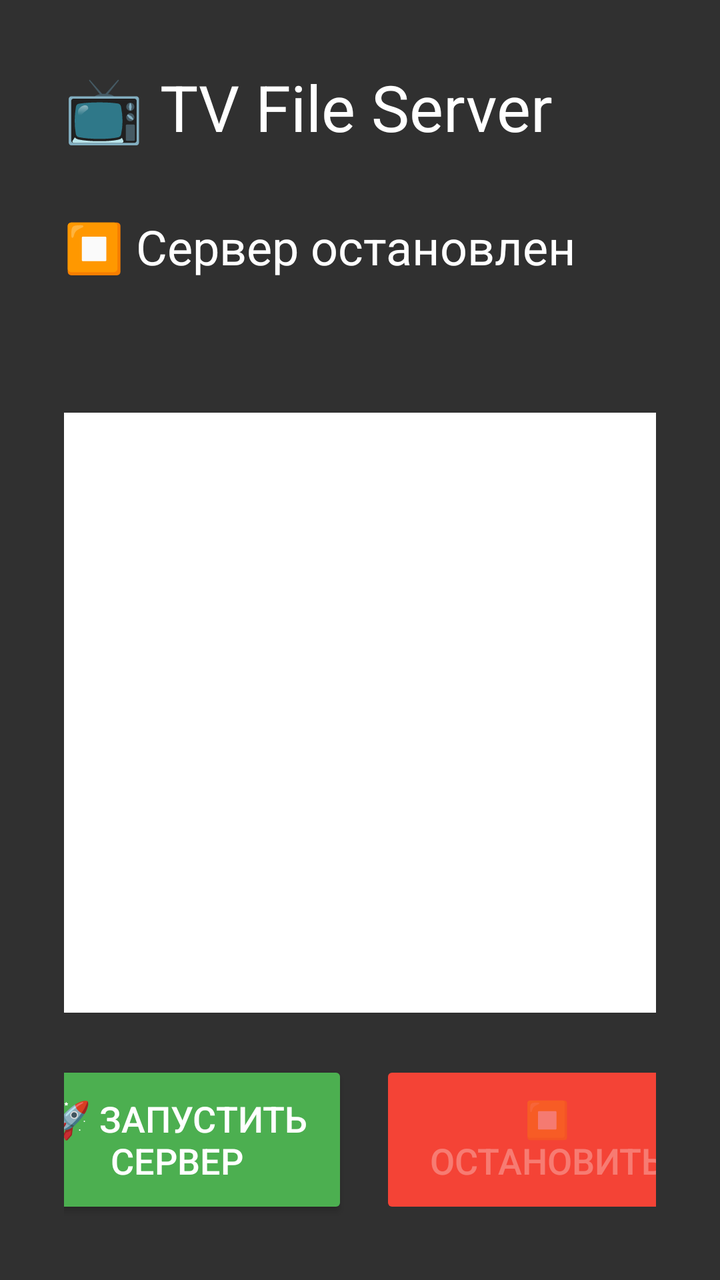
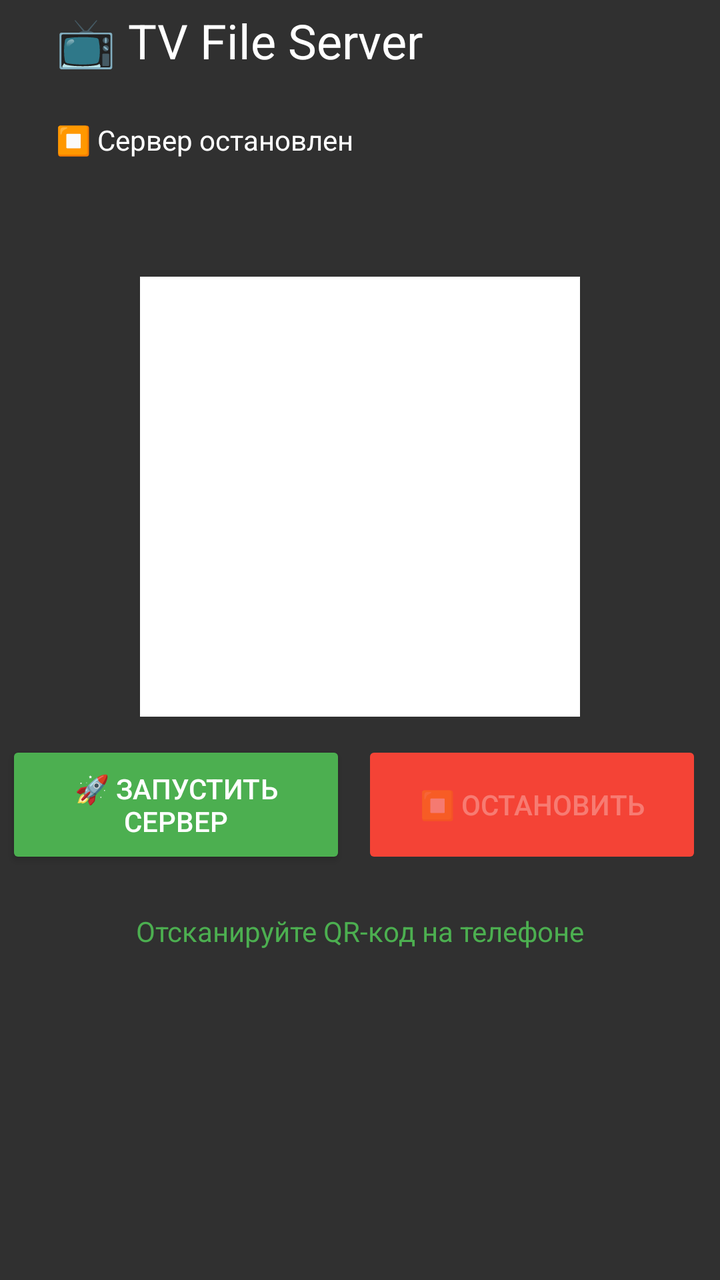

Compare the two renders of this Android layout. The source of the first and the diff that turns it into the second are given below.
<!-- AndroidManifest.xml: application theme Theme.Leanback -->
<!-- res/layout/activity_main.xml -->
<?xml version="1.0" encoding="utf-8"?>
<LinearLayout xmlns:android="http://schemas.android.com/apk/res/android"
    android:layout_width="match_parent"
    android:layout_height="match_parent"
    android:orientation="vertical"
    android:padding="32dp"
    android:background="#303030">

    <TextView
        android:layout_width="wrap_content"
        android:layout_height="wrap_content"
        android:text="📺 TV File Server"
        android:textSize="32sp"
        android:textColor="#FFFFFF"
        android:layout_marginBottom="32dp"/>

    <TextView
        android:id="@+id/statusText"
        android:layout_width="wrap_content"
        android:layout_height="wrap_content"
        android:text="⏹️ Сервер остановлен"
        android:textSize="24sp"
        android:textColor="#FFFFFF"
        android:layout_marginBottom="16dp"/>

    <TextView
        android:id="@+id/ipText"
        android:layout_width="wrap_content"
        android:layout_height="wrap_content"
        android:text=""
        android:textSize="20sp"
        android:textColor="#4CAF50"
        android:layout_marginBottom="24dp"/>

    
    <ImageView
        android:id="@+id/qrView"
        android:layout_width="300dp"
        android:layout_height="300dp"
        android:layout_gravity="center_horizontal"
        android:background="#FFFFFF"
        android:padding="16dp"
        android:visibility="visible"
        android:layout_marginBottom="24dp"/>

    <LinearLayout
        android:layout_width="354dp"
        android:layout_height="79dp"
        android:layout_gravity="center_horizontal"
        android:orientation="horizontal">

        <Button
            android:id="@+id/startButton"
            android:layout_width="171dp"
            android:layout_height="match_parent"
            android:layout_marginEnd="16dp"
            android:backgroundTint="#4CAF50"
            android:text="🚀 Запустить сервер"
            android:textSize="18sp" />

        <Button
            android:id="@+id/stopButton"
            android:layout_width="wrap_content"
            android:layout_height="match_parent"
            android:backgroundTint="#F44336"
            android:enabled="false"
            android:text="⏹️ Остановить"
            android:textSize="18sp" />

    </LinearLayout>

    <TextView
        android:layout_width="wrap_content"
        android:layout_height="wrap_content"
        android:text="Файлы сохраняются в папку Download"
        android:textSize="16sp"
        android:textColor="#888888"
        android:layout_marginTop="32dp"/>

    
    <TextView
        android:layout_width="wrap_content"
        android:layout_height="wrap_content"
        android:text="Отсканируйте QR-код на телефоне"
        android:textSize="14sp"
        android:textColor="#4CAF50"
        android:layout_marginTop="16dp"
        android:layout_gravity="center_horizontal"/>

</LinearLayout>
<!-- resources referenced by this layout -->
<resources>
  <style name="Theme.Leanback" parent="Theme.AppCompat.NoActionBar">
          <item name="android:windowFullscreen">true</item>
          <item name="android:windowNoTitle">true</item>
      </style>
</resources>

<!-- the commit's change to res/layout/activity_main.xml (unified diff, before → after) -->
@@ -3,25 +3,27 @@
     android:layout_width="match_parent"
     android:layout_height="match_parent"
     android:orientation="vertical"
-    android:padding="32dp"
+    android:padding="4dp"
     android:background="#303030">
 
     <TextView
         android:layout_width="wrap_content"
         android:layout_height="wrap_content"
+        android:layout_marginLeft="24dp"
+        android:layout_marginBottom="24dp"
         android:text="📺 TV File Server"
-        android:textSize="32sp"
         android:textColor="#FFFFFF"
-        android:layout_marginBottom="32dp"/>
+        android:textSize="24sp" />
 
     <TextView
         android:id="@+id/statusText"
         android:layout_width="wrap_content"
         android:layout_height="wrap_content"
+        android:layout_marginLeft="24dp"
         android:text="⏹️ Сервер остановлен"
-        android:textSize="24sp"
+        android:textSize="14sp"
         android:textColor="#FFFFFF"
-        android:layout_marginBottom="16dp"/>
+        android:layout_marginBottom="8dp"/>
 
     <TextView
         android:id="@+id/ipText"
@@ -33,58 +35,66 @@
         android:layout_marginBottom="24dp"/>
 
     
+
     <ImageView
         android:id="@+id/qrView"
-        android:layout_width="300dp"
-        android:layout_height="300dp"
+        android:layout_width="220dp"
+        android:layout_height="220dp"
         android:layout_gravity="center_horizontal"
+        android:layout_marginBottom="12dp"
         android:background="#FFFFFF"
-        android:padding="16dp"
-        android:visibility="visible"
-        android:layout_marginBottom="24dp"/>
+        android:padding="5dp"
+        android:visibility="visible" />
 
     <LinearLayout
         android:layout_width="354dp"
-        android:layout_height="79dp"
+        android:layout_height="64dp"
         android:layout_gravity="center_horizontal"
         android:orientation="horizontal">
 
         <Button
             android:id="@+id/startButton"
-            android:layout_width="171dp"
+            android:layout_width="170dp"
             android:layout_height="match_parent"
-            android:layout_marginEnd="16dp"
+            android:layout_marginEnd="8dp"
             android:backgroundTint="#4CAF50"
             android:text="🚀 Запустить сервер"
-            android:textSize="18sp" />
+            android:textSize="14sp" />
 
         <Button
             android:id="@+id/stopButton"
-            android:layout_width="wrap_content"
+            android:layout_width="170dp"
             android:layout_height="match_parent"
             android:backgroundTint="#F44336"
             android:enabled="false"
             android:text="⏹️ Остановить"
-            android:textSize="18sp" />
+            android:textSize="14sp" />
 
     </LinearLayout>
 
-    <TextView
-        android:layout_width="wrap_content"
+    <LinearLayout
+        android:layout_width="990dp"
         android:layout_height="wrap_content"
-        android:text="Файлы сохраняются в папку Download"
-        android:textSize="16sp"
-        android:textColor="#888888"
-        android:layout_marginTop="32dp"/>
+        android:layout_gravity="center_horizontal"
+        android:orientation="vertical">
 
-    
-    <TextView
-        android:layout_width="wrap_content"
-        android:layout_height="wrap_content"
-        android:text="Отсканируйте QR-код на телефоне"
-        android:textSize="14sp"
-        android:textColor="#4CAF50"
-        android:layout_marginTop="16dp"
-        android:layout_gravity="center_horizontal"/>
+        <TextView
+            android:layout_width="wrap_content"
+            android:layout_height="wrap_content"
+            android:layout_marginTop="0dp"
+            android:text="Файлы сохраняются в папку Download"
+            android:textColor="#888888"
+            android:textSize="16sp" />
+
+        
+        <TextView
+            android:layout_width="wrap_content"
+            android:layout_height="wrap_content"
+            android:layout_gravity="center_horizontal"
+            android:layout_marginTop="0dp"
+            android:text="Отсканируйте QR-код на телефоне"
+            android:textColor="#4CAF50"
+            android:textSize="14sp" />
+    </LinearLayout>
 
 </LinearLayout>
